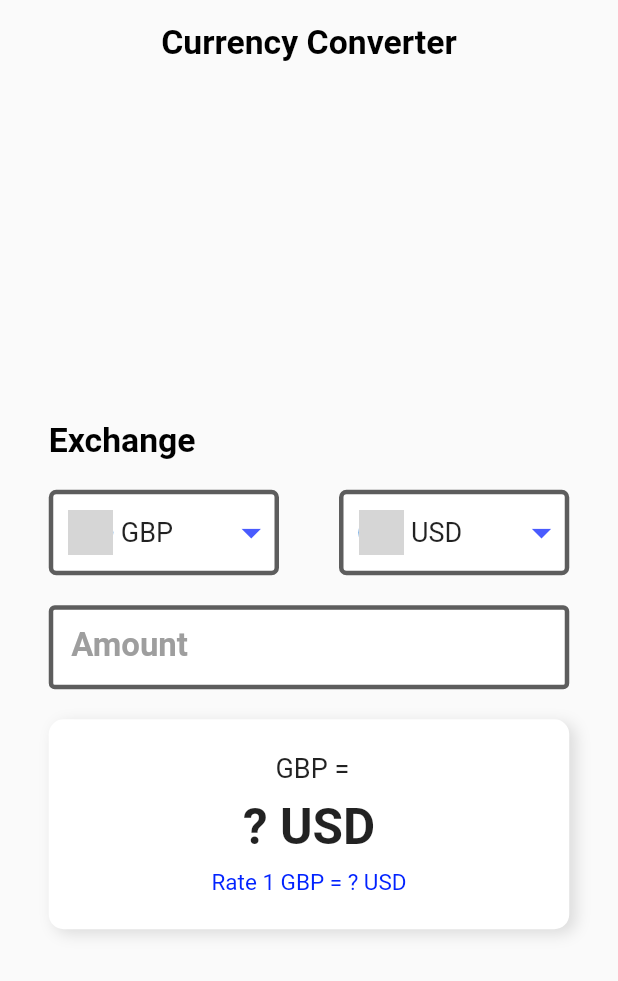
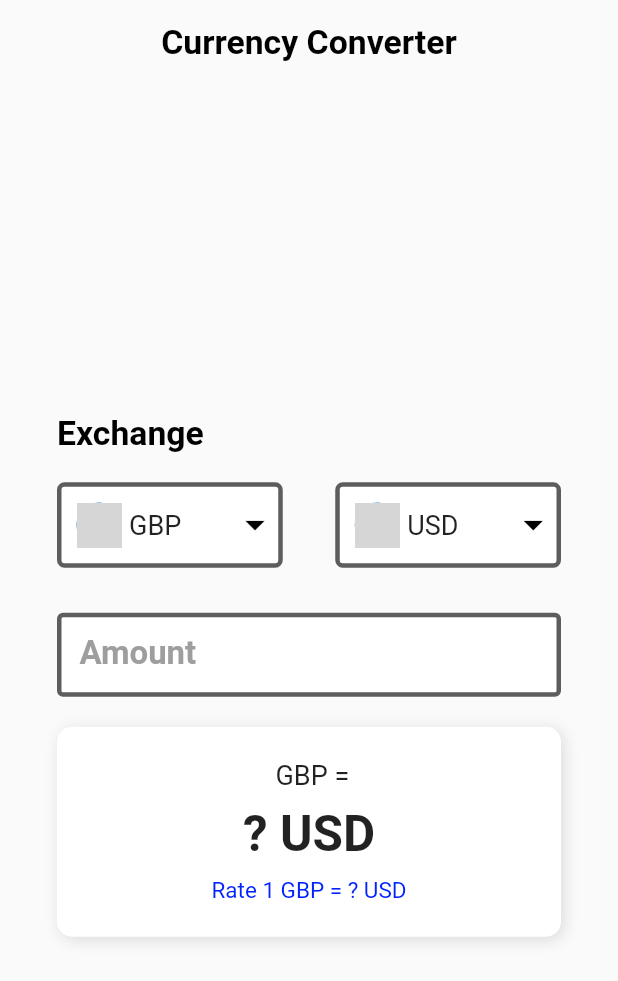
Before and after one commit to djswypes/Currency-Exchange, a Flutter app: the screen it shows after launch, on a phone screen of 412 x 824 dp. Shown: the top 981 px of the screen. Run offline on Flutter 3.47's test engine with Material 2 defaults, Android fonts, the phone set to English and light mode, and no system bars; network calls fail; grey boxes are pictures that could not be loaded.

```diff
--- a/lib/components/selected_currency_card.dart
+++ b/lib/components/selected_currency_card.dart
@@ -49,7 +49,7 @@ class SelectedCurrencyCard extends StatelessWidget {
                 child: const Icon(
                   Icons.arrow_drop_down,
                   size: 31,
-                  color: Color(0XFF495BFE),
+                  color: Colors.black,
                 ),
               ),
             ],
--- a/lib/screens/home_screen.dart
+++ b/lib/screens/home_screen.dart
@@ -9,6 +9,7 @@ import '../utilities/constants.dart';
 import '../services/currency_data.dart';
 import '../components/selected_currency_card.dart';
 import 'currency_screen.dart';
+import 'package:intl/intl.dart';
 
 class HomeScreen extends StatefulWidget {
   const HomeScreen({Key? key}) : super(key: key);
@@ -18,6 +19,7 @@ class HomeScreen extends StatefulWidget {
 }
 
 class _HomeScreenState extends State<HomeScreen> {
+  final myFormat = NumberFormat.currency(locale:'en_us', decimalDigits: 2);
   final textEditingController = TextEditingController();
   final myFocusNode =  FocusNode();
   String result = '';
@@ -32,8 +34,8 @@ class _HomeScreenState extends State<HomeScreen> {
 
   void updateFirstCard (Currency currency) {
     setState(() {
+      fromCurrencyImage = currency.flag;
       from = currency.tickerName;
-      fromCurrencyImage = currency.flag;
       if(currency.package == null) {
         fromCurrencyPackage = null;
       } else {
@@ -44,8 +46,8 @@ class _HomeScreenState extends State<HomeScreen> {
 
   void updateSecondCard (Currency currency) {
     setState(() {
+      toCurrencyImage = currency.flag;
       to = currency.tickerName;
-      toCurrencyImage = currency.flag;
       if(currency.package == null) {
         toCurrencyPackage = null;
       } else {
@@ -81,7 +83,6 @@ class _HomeScreenState extends State<HomeScreen> {
   }
   @override
   void initState() {
-    // TODO: implement initState
     super.initState();
     getData();
     myFocusNode.addListener((){setState((){});});
@@ -97,7 +98,7 @@ class _HomeScreenState extends State<HomeScreen> {
         centerTitle: true,
       ),
       body: Padding(
-        padding: EdgeInsets.symmetric(horizontal: 32.5, vertical: 15),
+        padding: EdgeInsets.symmetric(horizontal: 38.0, vertical: 0.0),
         child: Center(
           child: ListView(
             shrinkWrap: true,
@@ -138,7 +139,7 @@ class _HomeScreenState extends State<HomeScreen> {
                         ),
                       ),
                       SizedBox(
-                        width: 40,
+                        width: 35,
                       ),
                       Expanded(
                         child: SelectedCurrencyCard(
@@ -164,7 +165,7 @@ class _HomeScreenState extends State<HomeScreen> {
                     ],
                   ),
                   SizedBox(
-                    height: 20,
+                    height: 30,
                   ),
                   TextField(
                     controller: textEditingController,
@@ -215,7 +216,7 @@ class _HomeScreenState extends State<HomeScreen> {
                     height: 20,
                   ),
                   ResultCard(
-                    rate: isWaiting?'?':rate!.toStringAsFixed(2),
+                    rate: isWaiting?'?':myFormat.format(rate!),
                     amount: amount,
                     from: from,
                     to: to,
--- a/lib/services/currency_data.dart
+++ b/lib/services/currency_data.dart
@@ -2,7 +2,6 @@ import 'package:http/http.dart' as http;
 import 'dart:convert';
 class Currency {
   Currency({ required this.name,required this.tickerName,required this.flag, this.package});
-
   final String name;
   final String tickerName;
   final String flag;
--- a/lib/utilities/constants.dart
+++ b/lib/utilities/constants.dart
@@ -8,7 +8,7 @@ const kHeaderTextStyle = TextStyle(
 );
 
 const kResultCardShadow = BoxShadow(
-  offset: Offset(4, 3),
+  offset: Offset(2,2),
   blurRadius: 8,
   color: Colors.black12,
 );
--- a/pubspec.yaml
+++ b/pubspec.yaml
@@ -12,6 +12,7 @@ dependencies:
   country_icons: ^2.0.2
   pattern_formatter: ^2.0.0
   http: ^0.13.4
+  intl: ^0.17.0
 
 dev_dependencies:
   flutter_test:
```
Also changed, not shown: pubspec.lock.
